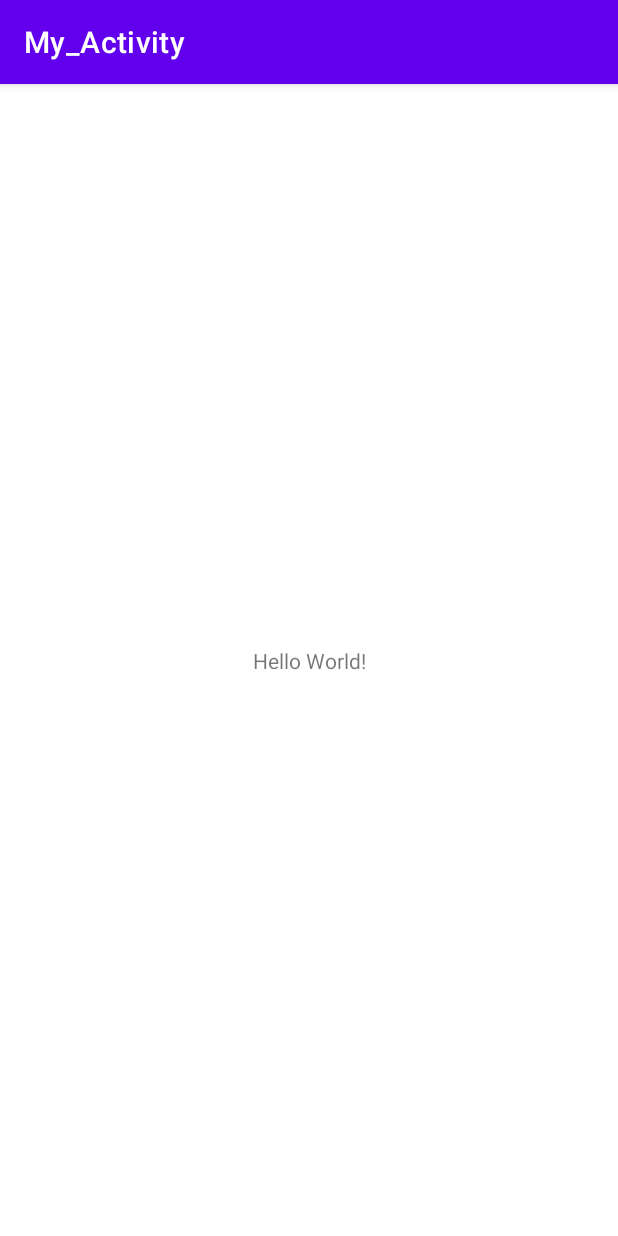
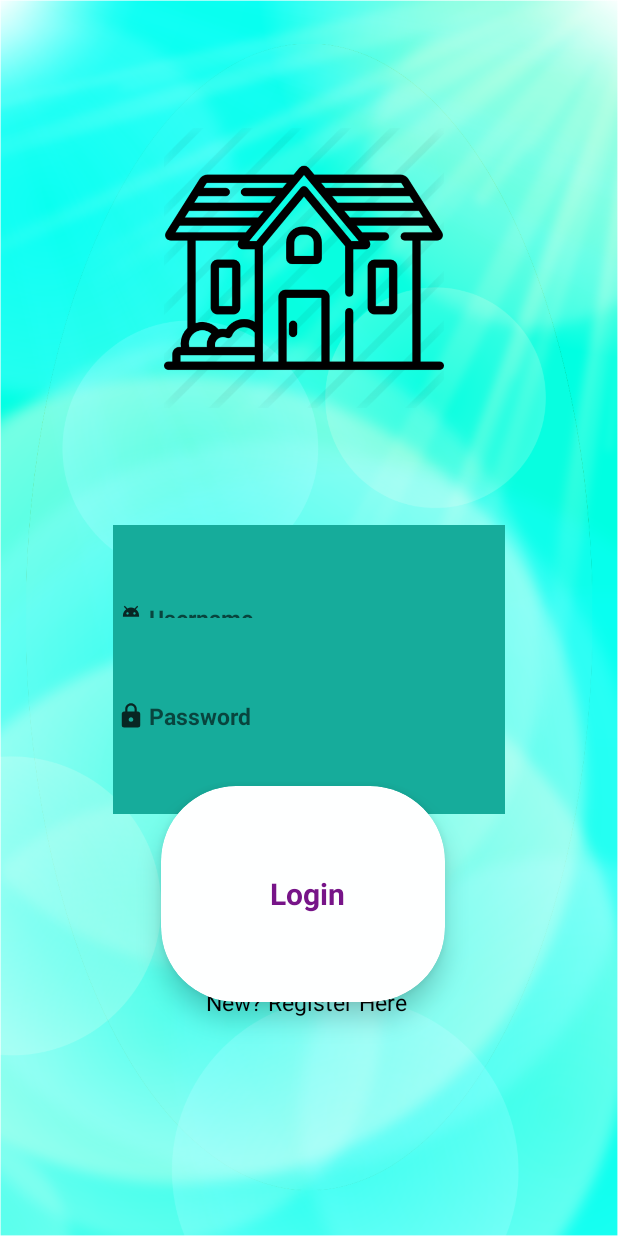
Before and after one commit to nihalshahria/BariChai, an Android app: the screen it shows after launch (MainActivity before the commit, LogInScreenActivity after it), on a phone screen of 412 x 824 dp. Run offline under Robolectric (Android 15) with nearby library versions, the phone set to English and light mode, and no system bars.

Commit message:
Login screen UI added

```diff
--- a/app/src/main/AndroidManifest.xml
+++ b/app/src/main/AndroidManifest.xml
@@ -9,12 +9,17 @@
         android:roundIcon="@mipmap/ic_launcher_round"
         android:supportsRtl="true"
         android:theme="@style/Theme.My_Activity">
-        <activity android:name=".SplashActivity"
+        <activity android:name=".LogInScreenActivity"></activity>
+        <activity
+            android:name=".SplashActivity"
             android:theme="@style/AppTheme.SplashScreen">
-            <intent-filter>
-                <action android:name="android.intent.action.MAIN"/>
-                <category android:name="android.intent.category.LAUNCHER"/>
-            </intent-filter>
+
+            <!-- <intent-filter> -->
+            <!-- <action android:name="android.intent.action.MAIN" /> -->
+
+
+            <!-- <category android:name="android.intent.category.LAUNCHER" /> -->
+            <!-- </intent-filter> -->
         </activity>
         <activity android:name=".MainActivity">
             <intent-filter>
--- /dev/null
+++ b/app/src/main/java/com/example/my_activity/LogInScreenActivity.java
@@ -0,0 +1,14 @@
+package com.example.my_activity;
+
+import androidx.appcompat.app.AppCompatActivity;
+
+import android.os.Bundle;
+
+public class LogInScreenActivity extends AppCompatActivity {
+
+    @Override
+    protected void onCreate(Bundle savedInstanceState) {
+        super.onCreate(savedInstanceState);
+        setContentView(R.layout.activity_log_in_screen);
+    }
+}
--- a/app/src/main/java/com/example/my_activity/MainActivity.java
+++ b/app/src/main/java/com/example/my_activity/MainActivity.java
@@ -2,6 +2,7 @@ package com.example.my_activity;
 
 import androidx.appcompat.app.AppCompatActivity;
 
+import android.content.Intent;
 import android.os.Bundle;
 
 public class MainActivity extends AppCompatActivity {
@@ -10,5 +11,7 @@ public class MainActivity extends AppCompatActivity {
     protected void onCreate(Bundle savedInstanceState) {
         super.onCreate(savedInstanceState);
         setContentView(R.layout.activity_main);
+        Intent splash = new Intent(MainActivity.this, SplashActivity.class);
+        startActivity(splash);
     }
 }
--- a/app/src/main/java/com/example/my_activity/SplashActivity.java
+++ b/app/src/main/java/com/example/my_activity/SplashActivity.java
@@ -16,7 +16,7 @@ public class SplashActivity extends AppCompatActivity {
         new Handler().postDelayed(new Runnable() {
             @Override
             public void run() {
-                Intent homeIntent = new Intent(SplashActivity.this, MainActivity.class);
+                Intent homeIntent = new Intent(SplashActivity.this, LogInScreenActivity.class);
                 startActivity(homeIntent);
                 finish();
             }
--- /dev/null
+++ b/app/src/main/res/drawable-anydpi/ic_action_pass.xml
@@ -0,0 +1,16 @@
+<vector xmlns:android="http://schemas.android.com/apk/res/android"
+    android:width="24dp"
+    android:height="24dp"
+    android:viewportWidth="24"
+    android:viewportHeight="24"
+    android:tint="#050505"
+    android:alpha="0.8">
+  <group android:scaleX="0.7692308"
+      android:scaleY="0.7692308"
+      android:translateX="2.7692308"
+      android:translateY="2.7692308">
+    <path
+        android:fillColor="@android:color/white"
+        android:pathData="M18,8h-1L17,6c0,-2.76 -2.24,-5 -5,-5S7,3.24 7,6v2L6,8c-1.1,0 -2,0.9 -2,2v10c0,1.1 0.9,2 2,2h12c1.1,0 2,-0.9 2,-2L20,10c0,-1.1 -0.9,-2 -2,-2zM12,17c-1.1,0 -2,-0.9 -2,-2s0.9,-2 2,-2 2,0.9 2,2 -0.9,2 -2,2zM15.1,8L8.9,8L8.9,6c0,-1.71 1.39,-3.1 3.1,-3.1 1.71,0 3.1,1.39 3.1,3.1v2z"/>
+  </group>
+</vector>
--- /dev/null
+++ b/app/src/main/res/drawable-anydpi/ic_action_user.xml
@@ -0,0 +1,16 @@
+<vector xmlns:android="http://schemas.android.com/apk/res/android"
+    android:width="24dp"
+    android:height="24dp"
+    android:viewportWidth="24"
+    android:viewportHeight="24"
+    android:tint="#050505"
+    android:alpha="0.8">
+  <group android:scaleX="0.7692308"
+      android:scaleY="0.7692308"
+      android:translateX="2.7692308"
+      android:translateY="2.7692308">
+    <path
+        android:fillColor="@android:color/white"
+        android:pathData="M5,16c0,3.87 3.13,7 7,7s7,-3.13 7,-7v-4L5,12v4zM16.12,4.37l2.1,-2.1 -0.82,-0.83 -2.3,2.31C14.16,3.28 13.12,3 12,3s-2.16,0.28 -3.09,0.75L6.6,1.44l-0.82,0.83 2.1,2.1C6.14,5.64 5,7.68 5,10v1h14v-1c0,-2.32 -1.14,-4.36 -2.88,-5.63zM9,9c-0.55,0 -1,-0.45 -1,-1s0.45,-1 1,-1 1,0.45 1,1 -0.45,1 -1,1zM15,9c-0.55,0 -1,-0.45 -1,-1s0.45,-1 1,-1 1,0.45 1,1 -0.45,1 -1,1z"/>
+  </group>
+</vector>
--- /dev/null
+++ b/app/src/main/res/layout/activity_log_in_screen.xml
@@ -0,0 +1,117 @@
+<?xml version="1.0" encoding="utf-8"?>
+<RelativeLayout
+    xmlns:android="http://schemas.android.com/apk/res/android"
+    xmlns:app="http://schemas.android.com/apk/res-auto"
+    xmlns:tools="http://schemas.android.com/tools"
+    android:layout_width="match_parent"
+    android:layout_height="match_parent"
+    android:background="@drawable/log_screen_background"
+    tools:context=".LogInScreenActivity">
+
+    <ImageView
+        android:id="@+id/imageView"
+        android:layout_width="186dp"
+        android:layout_height="182dp"
+        android:layout_alignParentStart="true"
+        android:layout_alignParentTop="true"
+        android:layout_alignParentEnd="true"
+        android:layout_alignParentBottom="true"
+        android:layout_marginStart="109dp"
+        android:layout_marginTop="41dp"
+        android:layout_marginEnd="116dp"
+        android:layout_marginBottom="508dp"
+        app:srcCompat="@drawable/house_icon" />
+
+    <EditText
+        android:id="@+id/editTextTextPersonName"
+        android:layout_width="wrap_content"
+        android:layout_height="wrap_content"
+        android:layout_alignParentStart="true"
+        android:layout_alignParentTop="true"
+        android:layout_alignParentEnd="true"
+        android:layout_alignParentBottom="true"
+        android:layout_marginHorizontal="75dp"
+        android:layout_marginVertical="350dp"
+        android:background="#16AC9B"
+        android:drawableLeft="@drawable/ic_action_user"
+        android:ems="10"
+        android:hint="Username"
+        android:inputType="textPersonName"
+        android:textSize="15dp"
+        android:textStyle="bold" />
+
+    <EditText
+        android:id="@+id/editTextTextPassword"
+        android:layout_width="200dp"
+        android:layout_height="20dp"
+        android:layout_alignParentStart="true"
+        android:layout_alignParentTop="true"
+        android:layout_alignParentEnd="true"
+        android:layout_alignParentBottom="true"
+        android:layout_marginHorizontal="75dp"
+        android:layout_marginTop="412dp"
+        android:layout_marginBottom="281dp"
+        android:background="#16AC9B"
+        android:drawableLeft="@drawable/ic_action_pass"
+        android:ems="10"
+        android:hint="Password"
+        android:inputType="textPassword"
+        android:textSize="15sp"
+        android:textStyle="bold" />
+
+    <androidx.cardview.widget.CardView
+        android:layout_width="189dp"
+        android:layout_height="wrap_content"
+        android:layout_alignParentStart="true"
+        android:layout_alignParentTop="true"
+        android:layout_alignParentEnd="true"
+        android:layout_alignParentBottom="true"
+        android:layout_marginStart="107dp"
+        android:layout_marginTop="524dp"
+        android:layout_marginEnd="115dp"
+        android:layout_marginBottom="156dp"
+        app:cardBackgroundColor="#FEFFFF"
+        app:cardCornerRadius="50dp"
+        app:cardElevation="10dp">
+
+        <RelativeLayout
+            android:layout_width="match_parent"
+            android:layout_height="match_parent">
+
+            <TextView
+                android:id="@+id/textView"
+                android:layout_width="244dp"
+                android:layout_height="match_parent"
+                android:layout_alignParentStart="true"
+                android:layout_alignParentTop="true"
+                android:layout_alignParentEnd="true"
+                android:layout_alignParentBottom="true"
+                android:layout_marginStart="31dp"
+                android:layout_marginTop="0dp"
+                android:layout_marginEnd="25dp"
+                android:layout_marginBottom="0dp"
+                android:gravity="center"
+                android:text="Login"
+                android:textColor="#771488"
+                android:textSize="20sp"
+                android:textStyle="bold" />
+        </RelativeLayout>
+    </androidx.cardview.widget.CardView>
+
+    <TextView
+        android:id="@+id/textView2"
+        android:layout_width="169dp"
+        android:layout_height="wrap_content"
+        android:layout_alignParentStart="true"
+        android:layout_alignParentTop="true"
+        android:layout_alignParentEnd="true"
+        android:layout_alignParentBottom="true"
+        android:layout_marginStart="110dp"
+        android:layout_marginTop="607dp"
+        android:layout_marginEnd="114dp"
+        android:layout_marginBottom="95dp"
+        android:gravity="center"
+        android:text="New? Register Here"
+        android:textColor="#020202"
+        android:textSize="15sp" />
+</RelativeLayout>
--- a/app/src/main/res/values-night/themes.xml
+++ b/app/src/main/res/values-night/themes.xml
@@ -1,6 +1,6 @@
 <resources xmlns:tools="http://schemas.android.com/tools">
     <!-- Base application theme. -->
-    <style name="Theme.My_Activity" parent="Theme.MaterialComponents.DayNight.DarkActionBar">
+    <style name="Theme.My_Activity" parent="Theme.MaterialComponents.DayNight.NoActionBar">
         <!-- Primary brand color. -->
         <item name="colorPrimary">@color/purple_200</item>
         <item name="colorPrimaryVariant">@color/purple_700</item>
--- a/app/src/main/res/values/themes.xml
+++ b/app/src/main/res/values/themes.xml
@@ -1,6 +1,6 @@
 <resources xmlns:tools="http://schemas.android.com/tools">
     <!-- Base application theme. -->
-    <style name="Theme.My_Activity" parent="Theme.MaterialComponents.DayNight.DarkActionBar">
+    <style name="Theme.My_Activity" parent="Theme.MaterialComponents.DayNight.NoActionBar">
         <!-- Primary brand color. -->
         <item name="colorPrimary">@color/purple_500</item>
         <item name="colorPrimaryVariant">@color/purple_700</item>
@@ -19,4 +19,9 @@
         <item name="windowNoTitle">true</item>
         <item name="android:windowDisablePreview">true</item>
     </style>
+    <style name="LogInScreen" parent="Theme.AppCompat.Light.NoActionBar">
+        <item name="windowActionBar">false</item>
+        <item name="windowNoTitle">true</item>
+        <item name="android:windowDisablePreview">true</item>
+    </style>
 </resources>
```
Also changed, not shown: app/src/main/res/drawable-hdpi/ic_action_pass.png (added), app/src/main/res/drawable-hdpi/ic_action_user.png (added), app/src/main/res/drawable-mdpi/ic_action_pass.png (added), app/src/main/res/drawable-mdpi/ic_action_user.png (added), app/src/main/res/drawable-xhdpi/ic_action_pass.png (added), app/src/main/res/drawable-xhdpi/ic_action_user.png (added), app/src/main/res/drawable-xxhdpi/ic_action_pass.png (added), app/src/main/res/drawable-xxhdpi/ic_action_user.png (added), app/src/main/res/drawable/house_icon.png (added), app/src/main/res/drawable/log_screen_background.png (added).
